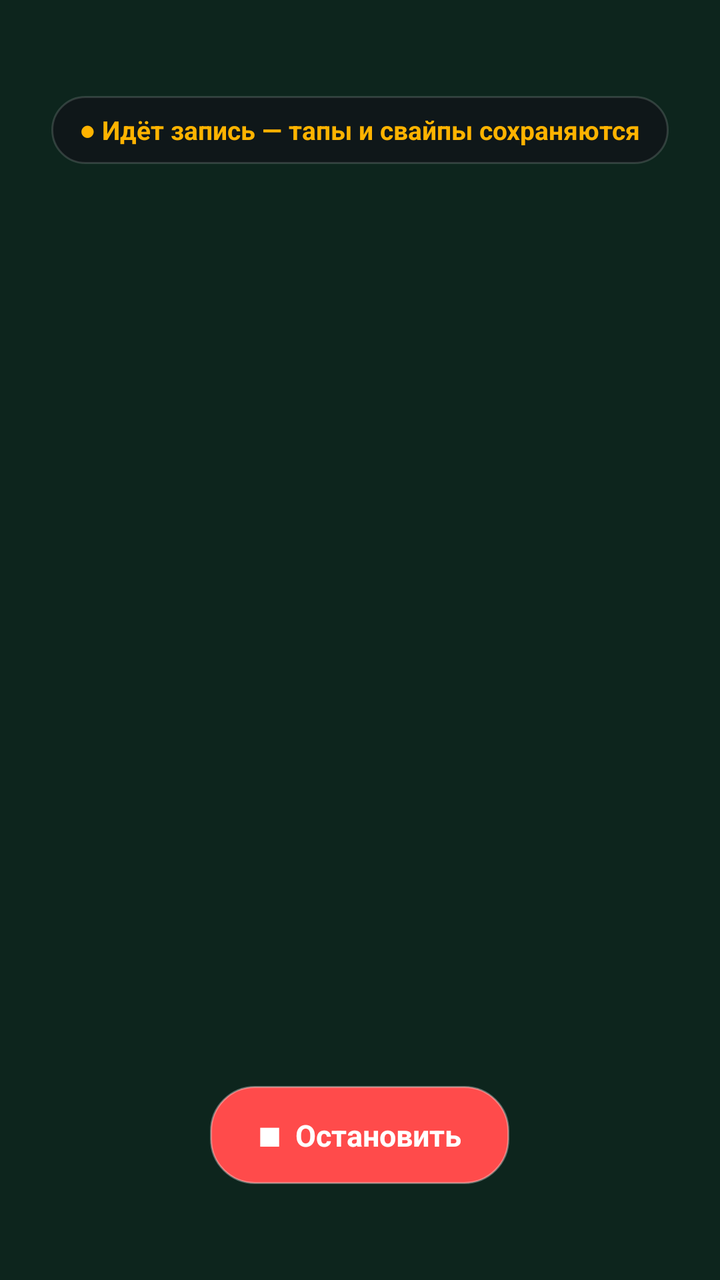
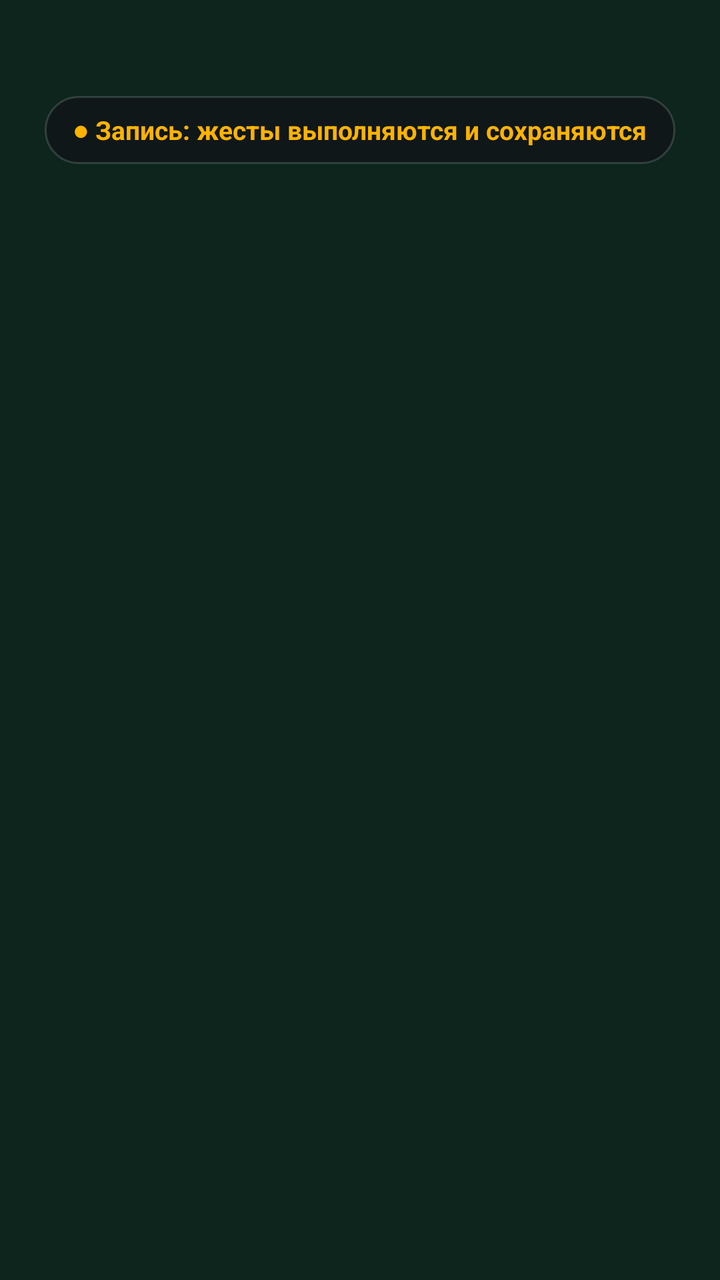

Before-and-after screenshots of an Android layout around one commit, followed by the original layout XML and the change that was made.
<!-- AndroidManifest.xml: application theme Theme.AutoClicker -->
<!-- res/layout/record_overlay.xml -->
<?xml version="1.0" encoding="utf-8"?>
<FrameLayout xmlns:android="http://schemas.android.com/apk/res/android"
    android:layout_width="match_parent"
    android:layout_height="match_parent">

    <View
        android:id="@+id/recordArea"
        android:layout_width="match_parent"
        android:layout_height="match_parent"
        android:background="#1A00E676" />

    <TextView
        android:layout_width="wrap_content"
        android:layout_height="wrap_content"
        android:layout_gravity="top|center_horizontal"
        android:layout_marginTop="48dp"
        android:background="@drawable/bg_chip"
        android:paddingStart="14dp"
        android:paddingEnd="14dp"
        android:paddingTop="8dp"
        android:paddingBottom="8dp"
        android:text="● Идёт запись — тапы и свайпы сохраняются"
        android:textSize="13sp"
        android:textStyle="bold"
        android:textColor="@color/accent_orange" />

    <TextView
        android:id="@+id/stopRecordBtn"
        android:layout_width="wrap_content"
        android:layout_height="wrap_content"
        android:layout_gravity="bottom|center_horizontal"
        android:layout_marginBottom="48dp"
        android:background="@drawable/btn_stop"
        android:paddingStart="24dp"
        android:paddingEnd="24dp"
        android:paddingTop="14dp"
        android:paddingBottom="14dp"
        android:text="■  Остановить"
        android:textSize="15sp"
        android:textStyle="bold"
        android:textColor="@color/text_primary" />
</FrameLayout>
<!-- resources referenced by this layout -->
<resources>
  <color name="accent_orange">#FFFFB300</color>
  <color name="text_primary">#FFFFFFFF</color>
  <!-- drawable bg_chip (drawable) -->
  <?xml version="1.0" encoding="utf-8"?>
  <shape xmlns:android="http://schemas.android.com/apk/res/android">
      <solid android:color="#B3101218" />
      <stroke android:width="1dp" android:color="@color/card_stroke" />
      <corners android:radius="20dp" />
  </shape>
  <!-- drawable btn_stop (drawable) -->
  <?xml version="1.0" encoding="utf-8"?>
  <ripple xmlns:android="http://schemas.android.com/apk/res/android"
      android:color="#40FFFFFF">
      <item>
          <shape>
              <solid android:color="@color/accent_red" />
              <corners android:radius="22dp" />
              <stroke android:width="1dp" android:color="#59FFFFFF" />
          </shape>
      </item>
  </ripple>
  <style name="Theme.AutoClicker" parent="Base.Theme.AutoClicker" />
  <color name="card_stroke">#26FFFFFF</color>
  <color name="accent_red">#FFFF4B4B</color>
  <style name="Base.Theme.AutoClicker" parent="Theme.Material3.DayNight.NoActionBar">
          
          <item name="colorPrimary">@color/accent_cyan</item>
          <item name="colorOnPrimary">@color/white</item>
          <item name="colorSecondary">@color/accent_purple</item>
          <item name="colorOnSecondary">@color/white</item>
          <item name="android:windowBackground">@color/screen_bg</item>
          <item name="android:statusBarColor">@color/screen_bg</item>
          <item name="android:navigationBarColor">@color/screen_bg</item>
          <item name="android:windowLightStatusBar">false</item>
      </style>
  <color name="accent_cyan">#FF4DD8FF</color>
  <color name="white">#FFFFFFFF</color>
  <color name="accent_purple">#FFA855F7</color>
  <color name="screen_bg">#FF0E0F13</color>
</resources>

<!-- the commit's change to res/layout/record_overlay.xml (unified diff, before → after) -->
@@ -19,24 +19,8 @@
         android:paddingEnd="14dp"
         android:paddingTop="8dp"
         android:paddingBottom="8dp"
-        android:text="● Идёт запись — тапы и свайпы сохраняются"
+        android:text="● Запись: жесты выполняются и сохраняются"
         android:textSize="13sp"
         android:textStyle="bold"
         android:textColor="@color/accent_orange" />
-
-    <TextView
-        android:id="@+id/stopRecordBtn"
-        android:layout_width="wrap_content"
-        android:layout_height="wrap_content"
-        android:layout_gravity="bottom|center_horizontal"
-        android:layout_marginBottom="48dp"
-        android:background="@drawable/btn_stop"
-        android:paddingStart="24dp"
-        android:paddingEnd="24dp"
-        android:paddingTop="14dp"
-        android:paddingBottom="14dp"
-        android:text="■  Остановить"
-        android:textSize="15sp"
-        android:textStyle="bold"
-        android:textColor="@color/text_primary" />
 </FrameLayout>
<!-- resource entries referenced after the edit -->
@@ -1,7 +1,6 @@
 <!-- resources referenced by this layout -->
 <resources>
   <color name="accent_orange">#FFFFB300</color>
-  <color name="text_primary">#FFFFFFFF</color>
   <!-- drawable bg_chip (drawable) -->
   <?xml version="1.0" encoding="utf-8"?>
   <shape xmlns:android="http://schemas.android.com/apk/res/android">
@@ -9,27 +8,17 @@
       <stroke android:width="1dp" android:color="@color/card_stroke" />
       <corners android:radius="20dp" />
   </shape>
-  <!-- drawable btn_stop (drawable) -->
-  <?xml version="1.0" encoding="utf-8"?>
-  <ripple xmlns:android="http://schemas.android.com/apk/res/android"
-      android:color="#40FFFFFF">
-      <item>
-          <shape>
-              <solid android:color="@color/accent_red" />
-              <corners android:radius="22dp" />
-              <stroke android:width="1dp" android:color="#59FFFFFF" />
-          </shape>
-      </item>
-  </ripple>
   <style name="Theme.AutoClicker" parent="Base.Theme.AutoClicker" />
   <color name="card_stroke">#26FFFFFF</color>
-  <color name="accent_red">#FFFF4B4B</color>
-  <style name="Base.Theme.AutoClicker" parent="Theme.Material3.DayNight.NoActionBar">
+  <style name="Base.Theme.AutoClicker" parent="Theme.Material3.Dark.NoActionBar">
           
           <item name="colorPrimary">@color/accent_cyan</item>
           <item name="colorOnPrimary">@color/white</item>
           <item name="colorSecondary">@color/accent_purple</item>
           <item name="colorOnSecondary">@color/white</item>
+          
+          <item name="android:editTextColor">@color/text_primary</item>
+          <item name="android:textColorHint">@color/text_hint</item>
           <item name="android:windowBackground">@color/screen_bg</item>
           <item name="android:statusBarColor">@color/screen_bg</item>
           <item name="android:navigationBarColor">@color/screen_bg</item>
@@ -38,6 +27,8 @@
   <color name="accent_cyan">#FF4DD8FF</color>
   <color name="white">#FFFFFFFF</color>
   <color name="accent_purple">#FFA855F7</color>
+  <color name="text_primary">#FFFFFFFF</color>
+  <color name="text_hint">#80FFFFFF</color>
   <color name="screen_bg">#FF0E0F13</color>
 </resources>
 
